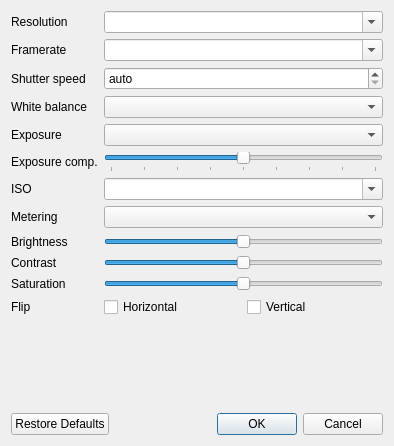
Old version of the form compoundpi/windows/configure_dialog.ui in the repository waveform-computing/compoundpi.
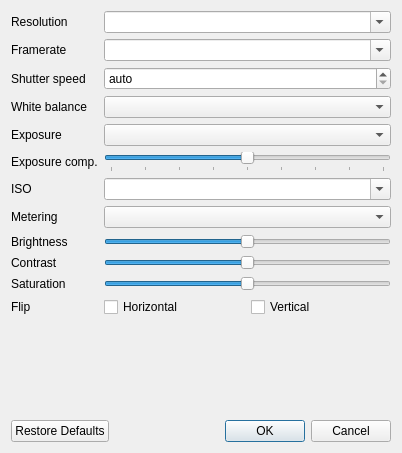
New version of the form.

Commit message: Implement the defaults button in configuration

```diff
--- a/compoundpi/windows/configure_dialog.ui
+++ b/compoundpi/windows/configure_dialog.ui
@@ -6,8 +6,8 @@
    <rect>
     <x>0</x>
     <y>0</y>
-    <width>394</width>
-    <height>446</height>
+    <width>402</width>
+    <height>453</height>
    </rect>
   </property>
   <property name="windowTitle">
```
The commit also changes 2 other files.
